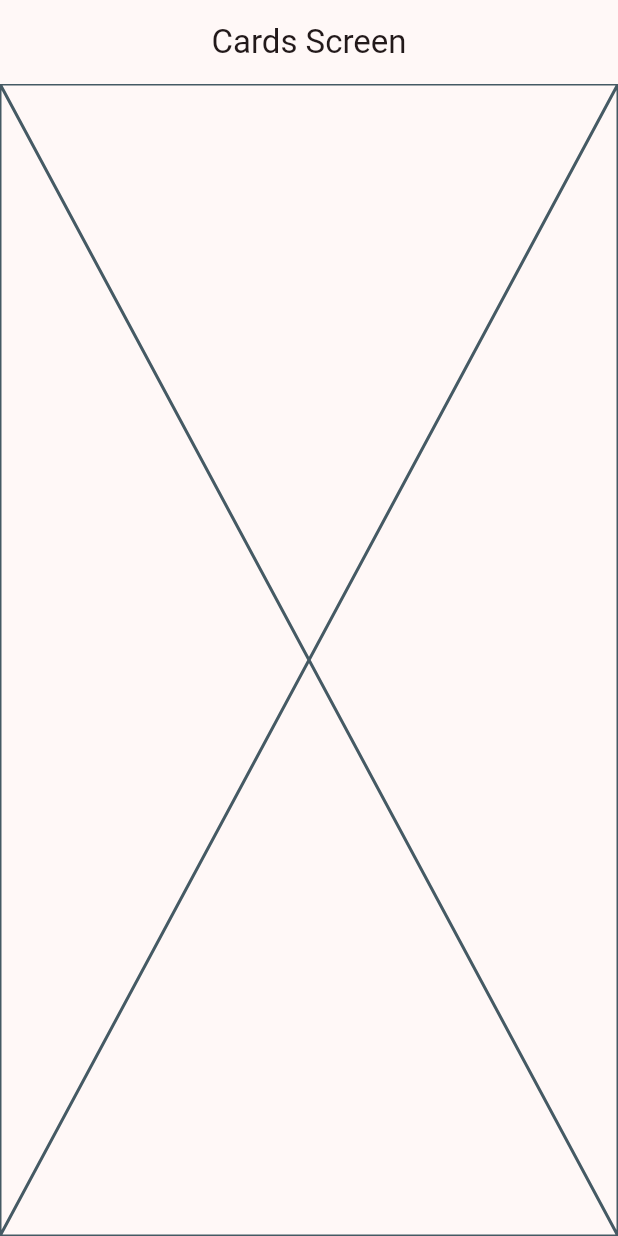
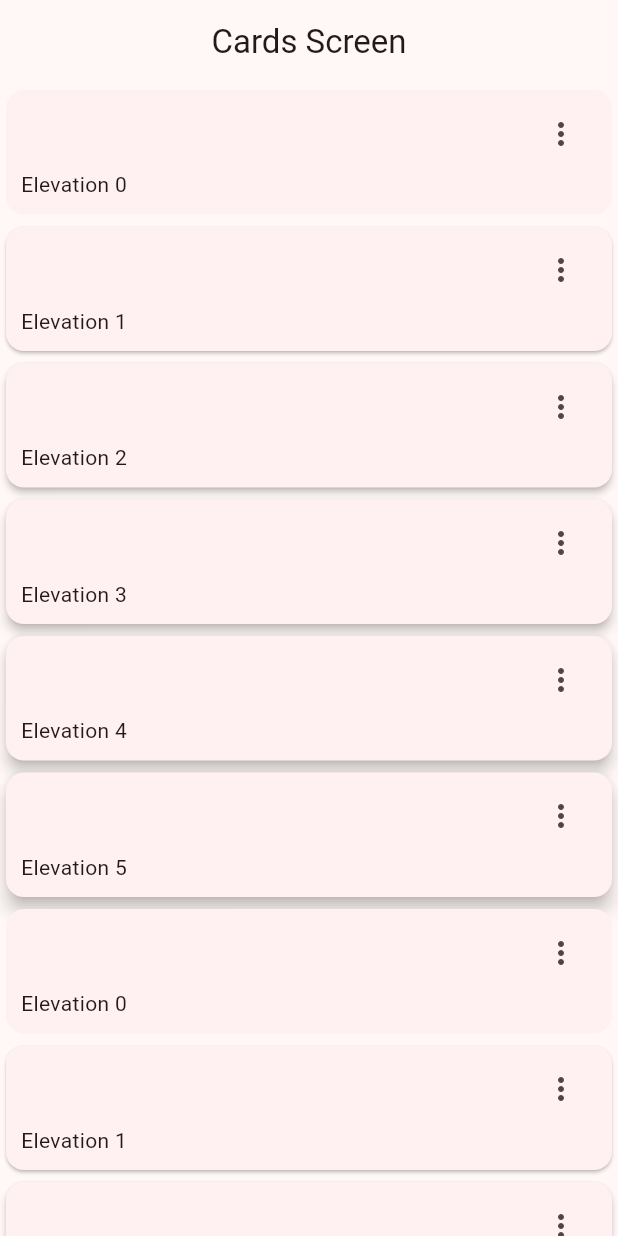
Before and after one commit to patoCode/widgets_app, a Flutter app: the CardsScreen screen opened by its route, on a phone screen of 412 x 824 dp. Run offline on Flutter 3.47's test engine with Material 3 defaults, Android fonts, the phone set to English and light mode, and no system bars; our stand-ins replace go_router.

Commit message:
CARDS BASICS: estructura basica de los cards

```diff
--- a/lib/presentation/screens/cards/cards_screen.dart
+++ b/lib/presentation/screens/cards/cards_screen.dart
@@ -1,4 +1,13 @@
 import 'package:flutter/material.dart';
+
+const cardsData = <Map<String, dynamic>>[
+  {'elevation': 0.0, 'label': 'Elevation 0'},
+  {'elevation': 1.0, 'label': 'Elevation 1'},
+  {'elevation': 2.0, 'label': 'Elevation 2'},
+  {'elevation': 3.0, 'label': 'Elevation 3'},
+  {'elevation': 4.0, 'label': 'Elevation 4'},
+  {'elevation': 5.0, 'label': 'Elevation 5'},
+];
 
 class CardsScreen extends StatelessWidget {
   static const String name = 'cards_screen';
@@ -10,7 +19,69 @@ class CardsScreen extends StatelessWidget {
       appBar: AppBar(
         title: const Text("Cards Screen"),
       ),
-      body: const Placeholder(),
+      body: const _CardsView(),
     );
   }
 }
+
+class _CardsView extends StatelessWidget {
+  const _CardsView();
+
+  @override
+  Widget build(BuildContext context) {
+    // ** SingleChildScrollView cuando hay mas contenido para ver, que no sea en una LISTA!!!
+    return SingleChildScrollView(
+      child: Column(
+        children: [
+          ...cardsData.map(
+            (card) => _CardType1(
+              elevation: card['elevation'],
+              label: card['label'],
+            ),
+          ),
+          ...cardsData.map(
+            (card) => _CardType1(
+              elevation: card['elevation'],
+              label: card['label'],
+            ),
+          )
+        ],
+      ),
+    );
+  }
+}
+
+class _CardType1 extends StatelessWidget {
+  final String label;
+  final double elevation;
+
+  const _CardType1({
+    required this.label,
+    required this.elevation,
+  });
+
+  @override
+  Widget build(BuildContext context) {
+    return Card(
+      elevation: elevation,
+      child: Padding(
+        padding: const EdgeInsets.fromLTRB(10, 5, 10, 10),
+        child: Column(
+          children: [
+            Align(
+              alignment: Alignment.topRight,
+              child: IconButton(
+                onPressed: () {},
+                icon: const Icon(Icons.more_vert_rounded),
+              ),
+            ),
+            Align(
+              alignment: Alignment.bottomLeft,
+              child: Text(label),
+            )
+          ],
+        ),
+      ),
+    );
+  }
+}
```
